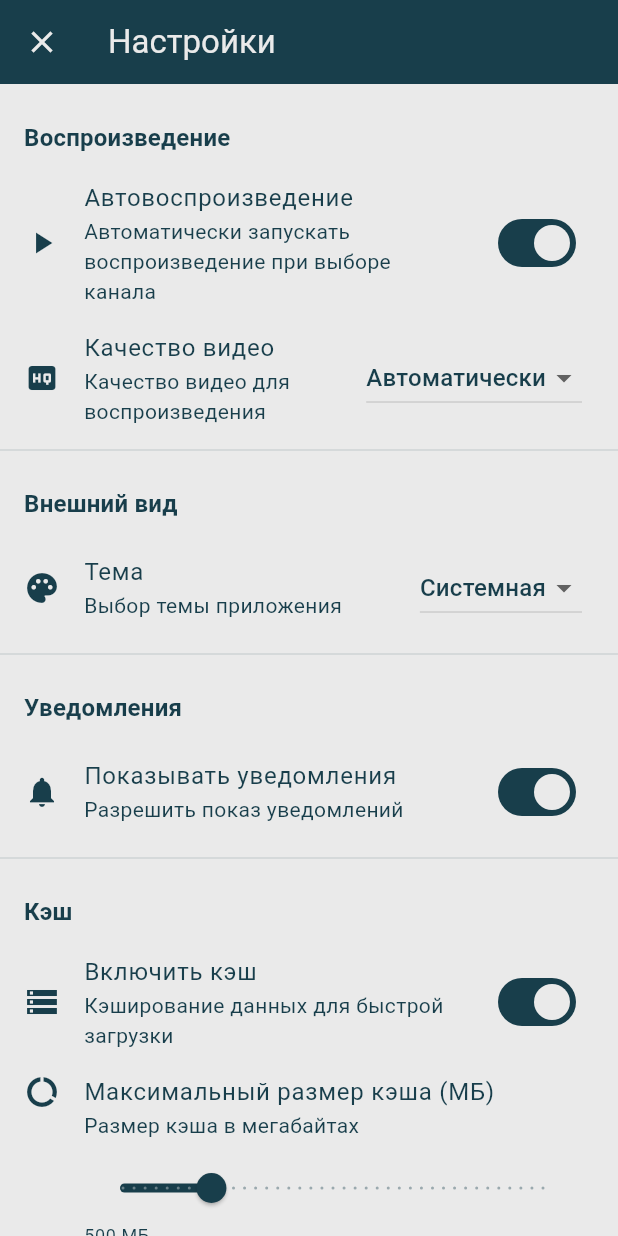
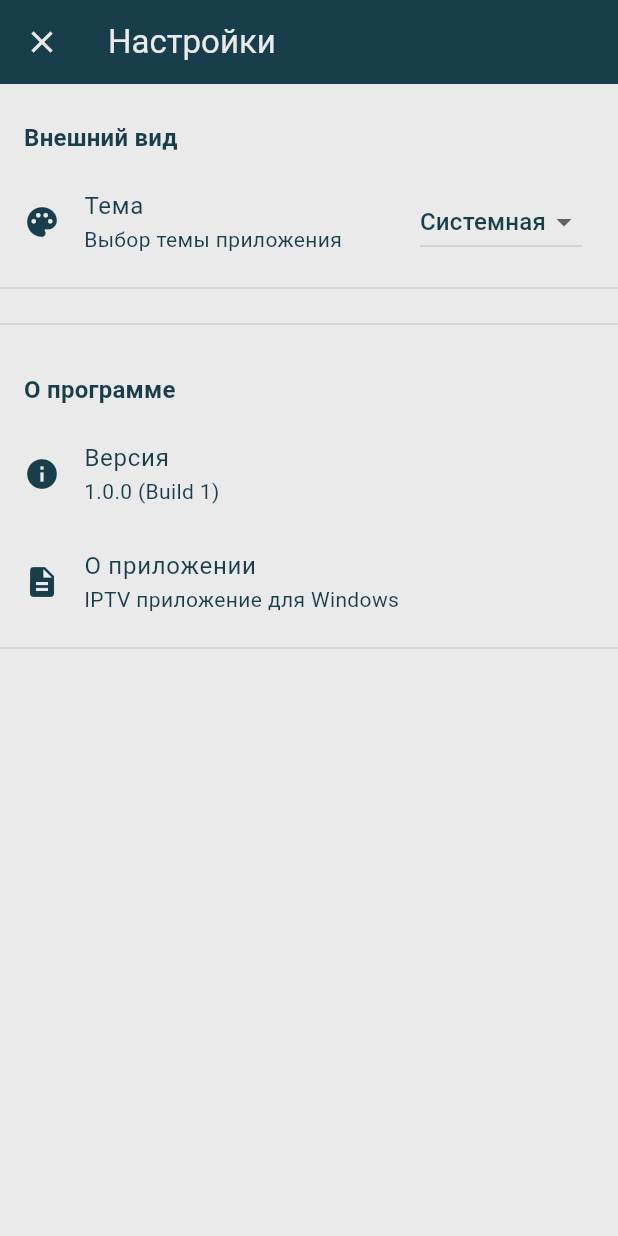
Before and after one commit to imbrickiy/iptvca, a Flutter app: the _SettingsPageContent screen opened directly, on a phone screen of 412 x 824 dp. Run offline on Flutter 3.47's test engine with Material 3 defaults, Android fonts, the phone set to English and light mode, and no system bars; our stand-ins replace cached_network_image, dartz, equatable, file_picker, flutter_bloc, go_router and 2 more; missing offline and left inert: media_kit, media_kit_video, window_manager; accounts and stored records are empty; statements that could not run were skipped.

Commit message:
Refactor SettingsPage by removing unused settings sections and associated methods to streamline the UI. Consolidate app version information display and enhance code readability.

```diff
--- a/lib/presentation/pages/settings_page.dart
+++ b/lib/presentation/pages/settings_page.dart
@@ -100,34 +100,6 @@ class _SettingsPageContentState extends State<_SettingsPageContent> {
             return ListView(
               padding: const EdgeInsets.symmetric(vertical: 8),
               children: [
-                _buildSection(context, 'Воспроизведение', [
-                  _buildSwitchTile(
-                    context,
-                    'Автовоспроизведение',
-                    'Автоматически запускать воспроизведение при выборе канала',
-                    Icons.play_arrow,
-                    state.settings.autoplay,
-                    (value) {
-                      context.read<SettingsBloc>().add(
-                        UpdateAutoplayEvent(value),
-                      );
-                    },
-                  ),
-                  _buildDropdownTile<entities.VideoQuality>(
-                    context,
-                    'Качество видео',
-                    'Качество видео для воспроизведения',
-                    Icons.high_quality,
-                    state.settings.videoQuality,
-                    entities.VideoQuality.values,
-                    (value) {
-                      context.read<SettingsBloc>().add(
-                        UpdateVideoQualityEvent(value),
-                      );
-                    },
-                    _getVideoQualityLabel,
-                  ),
-                ]),
                 _buildSection(context, 'Внешний вид', [
                   _buildDropdownTile<entities.AppThemeMode>(
                     context,
@@ -142,49 +114,6 @@ class _SettingsPageContentState extends State<_SettingsPageContent> {
                       );
                     },
                     _getThemeModeLabel,
-                  ),
-                ]),
-                _buildSection(context, 'Уведомления', [
-                  _buildSwitchTile(
-                    context,
-                    'Показывать уведомления',
-                    'Разрешить показ уведомлений',
-                    Icons.notifications,
-                    state.settings.showNotifications,
-                    (value) {
-                      context.read<SettingsBloc>().add(
-                        UpdateShowNotificationsEvent(value),
-                      );
-                    },
-                  ),
-                ]),
-                _buildSection(context, 'Кэш', [
-                  _buildSwitchTile(
-                    context,
-                    'Включить кэш',
-                    'Кэширование данных для быстрой загрузки',
-                    Icons.storage,
-                    state.settings.cacheEnabled,
-                    (value) {
-                      context.read<SettingsBloc>().add(
-                        UpdateCacheEnabledEvent(value),
-                      );
-                    },
-                  ),
-                  if (state.settings.cacheEnabled)
-                    _buildSliderTile(
-                      context,
-                      'Максимальный размер кэша (МБ)',
-                      'Размер кэша в мегабайтах',
-                      Icons.data_usage,
-                      state.settings.maxCacheSize.toDouble(),
-                      100,
-                      2000,
-                      (value) {
-                        context.read<SettingsBloc>().add(
-                          UpdateMaxCacheSizeEvent(value.toInt()),
-                        );
-                      },
                   ),
                 ]),
                 const Divider(height: 32),
@@ -222,22 +151,6 @@ class _SettingsPageContentState extends State<_SettingsPageContent> {
     );
   }
 
-  Widget _buildSwitchTile(
-    BuildContext context,
-    String title,
-    String subtitle,
-    IconData icon,
-    bool value,
-    ValueChanged<bool> onChanged,
-  ) {
-    return ListTile(
-      leading: Icon(icon),
-      title: Text(title),
-      subtitle: Text(subtitle),
-      trailing: Switch(value: value, onChanged: onChanged),
-    );
-  }
-
   Widget _buildDropdownTile<T>(
     BuildContext context,
     String title,
@@ -266,42 +179,6 @@ class _SettingsPageContentState extends State<_SettingsPageContent> {
     );
   }
 
-  Widget _buildSliderTile(
-    BuildContext context,
-    String title,
-    String subtitle,
-    IconData icon,
-    double value,
-    double min,
-    double max,
-    ValueChanged<double> onChanged,
-  ) {
-    return ListTile(
-      leading: Icon(icon),
-      title: Text(title),
-      subtitle: Column(
-        crossAxisAlignment: CrossAxisAlignment.start,
-        children: [
-          Text(subtitle),
-          const SizedBox(height: 8),
-          Slider(
-            value: value,
-            min: min,
-            max: max,
-            divisions: ((max - min) / 50).round(),
-            label: '${value.toInt()} МБ',
-            onChanged: onChanged,
-          ),
-          Text(
-            '${value.toInt()} МБ',
-            style: Theme.of(context).textTheme.bodySmall,
-          ),
-        ],
-      ),
-      isThreeLine: true,
-    );
-  }
-
   Widget _buildInfoSection(BuildContext context) {
     return FutureBuilder<PackageInfo>(
       future: PackageInfo.fromPlatform(),
@@ -312,44 +189,24 @@ class _SettingsPageContentState extends State<_SettingsPageContent> {
         final packageInfo = snapshot.data!;
         return Column(
           children: [
+            _buildSection(context, 'О программе', [
               ListTile(
                 leading: const Icon(Icons.info),
-              title: const Text('Версия приложения'),
+                title: const Text('Версия'),
                 subtitle: Text(
-                '${packageInfo.version} (${packageInfo.buildNumber})',
+                  '${packageInfo.version} (Build ${packageInfo.buildNumber})',
                 ),
               ),
-            const Divider(),
               ListTile(
                 leading: const Icon(Icons.description),
                 title: const Text('О приложении'),
                 subtitle: const Text('IPTV приложение для Windows'),
               ),
-            const Divider(),
-            ListTile(
-              leading: const Icon(Icons.code),
-              title: const Text('Имя пакета'),
-              subtitle: Text(packageInfo.packageName),
-            ),
+            ]),
           ],
         );
       },
     );
-  }
-
-  String _getVideoQualityLabel(entities.VideoQuality quality) {
-    switch (quality) {
-      case entities.VideoQuality.auto:
-        return 'Автоматически';
-      case entities.VideoQuality.low:
-        return 'Низкое';
-      case entities.VideoQuality.medium:
-        return 'Среднее';
-      case entities.VideoQuality.high:
-        return 'Высокое';
-      case entities.VideoQuality.best:
-        return 'Лучшее';
-    }
   }
 
   String _getThemeModeLabel(entities.AppThemeMode mode) {
```
Lines whose indentation alone changed are shown as unchanged.
